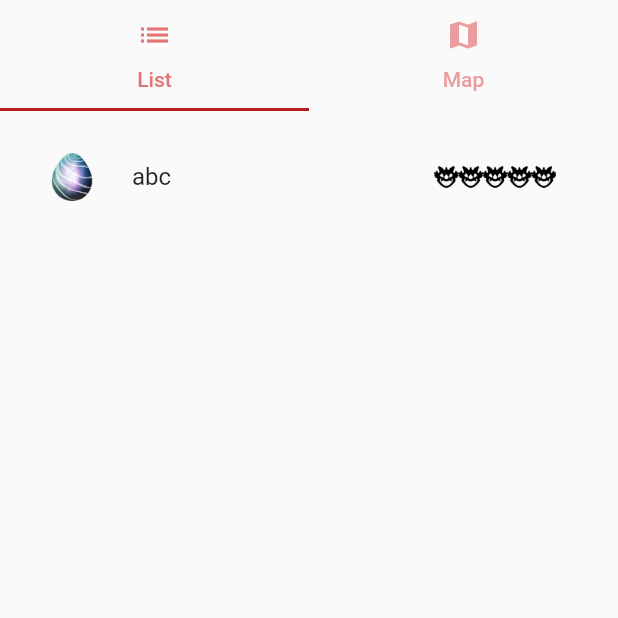
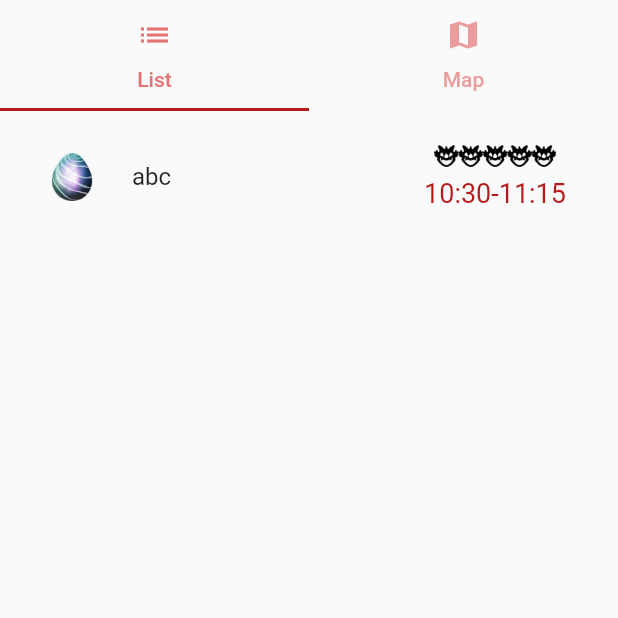
Before and after one commit to ezelking/Go-Coordinator, a Flutter app: the screen it shows after launch, on a phone screen of 412 x 824 dp, the top half of it. Run offline on Flutter 3.47's test engine with Material 2 defaults, Android fonts, the phone set to English and light mode, and no system bars.

Commit message:
Raid time added

```diff
--- a/flutter_app/lib/main.dart
+++ b/flutter_app/lib/main.dart
@@ -18,7 +18,7 @@ class MyApp extends StatelessWidget {
       child: MaterialApp(
         title: 'Flutter Demo',
         theme: ThemeData(
-          primarySwatch: Colors.blue,
+          primarySwatch: Colors.red,
           visualDensity: VisualDensity.adaptivePlatformDensity,
         ),
         initialRoute: RaidPage.id,
--- a/flutter_app/lib/screens/raid_list_page.dart
+++ b/flutter_app/lib/screens/raid_list_page.dart
@@ -20,7 +20,10 @@ class RaidListPage extends StatelessWidget {
               title: Text(gyms[index].name),
               trailing: SizedBox(
                 width: 100,
-                child: Row(
+                child: Column(
+                  mainAxisAlignment: MainAxisAlignment.spaceEvenly,
+                  children: <Widget>[
+                    Row(
                       mainAxisAlignment: MainAxisAlignment.center,
                       children: <Widget>[
                         for (int i = 0; i < gyms[index].raid.tier; i++)
@@ -31,6 +34,21 @@ class RaidListPage extends StatelessWidget {
                           ),
                       ],
                     ),
+                    RichText(
+                      text: TextSpan(
+                          style:
+                              TextStyle(fontSize: 18, color: Colors.red[900]),
+                          text:
+                              '${gyms[index].raid.startTime.hour}:${gyms[index].raid.startTime.minute}',
+                          children: [
+                            TextSpan(text: '-'),
+                            TextSpan(
+                                text:
+                                    '${gyms[index].raid.endTime.hour}:${gyms[index].raid.endTime.minute}')
+                          ]),
+                    )
+                  ],
+                ),
               ),
             );
           }),
```
Lines whose indentation alone changed are shown as unchanged.
